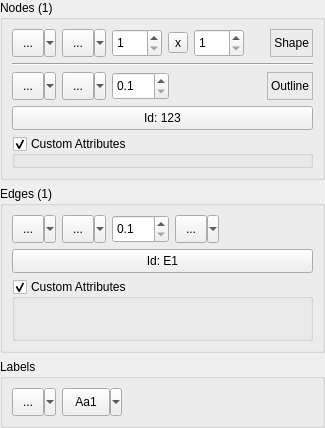
Before: the Qt Designer form code/src/CNodeEdgePropertiesUI.ui in ArsMasiuk/qvge, drawn with Qt 5.
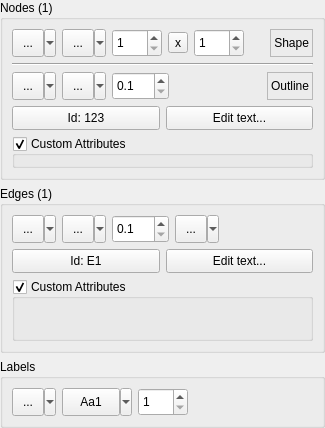
After: the same form once the commit is applied. Custom widgets are drawn as their Qt base class.

Commit message: Text labels added, UI improvements

The edit to the form file:
```diff
--- a/code/src/CNodeEdgePropertiesUI.ui
+++ b/code/src/CNodeEdgePropertiesUI.ui
@@ -327,13 +327,27 @@
        </layout>
       </item>
       <item>
+       <layout class="QHBoxLayout" name="horizontalLayout_6">
+        <item>
        <widget class="QPushButton" name="NodeId">
+          <property name="sizePolicy">
+           <sizepolicy hsizetype="Ignored" vsizetype="Fixed">
+            <horstretch>0</horstretch>
+            <verstretch>0</verstretch>
+           </sizepolicy>
+          </property>
         <property name="minimumSize">
          <size>
           <width>0</width>
           <height>24</height>
          </size>
         </property>
+          <property name="maximumSize">
+           <size>
+            <width>16777215</width>
+            <height>24</height>
+           </size>
+          </property>
         <property name="toolTip">
          <string>Click to edit</string>
         </property>
@@ -346,6 +360,33 @@
        </widget>
       </item>
       <item>
+         <widget class="QPushButton" name="NodeLabel">
+          <property name="sizePolicy">
+           <sizepolicy hsizetype="Ignored" vsizetype="Fixed">
+            <horstretch>0</horstretch>
+            <verstretch>0</verstretch>
+           </sizepolicy>
+          </property>
+          <property name="minimumSize">
+           <size>
+            <width>0</width>
+            <height>24</height>
+           </size>
+          </property>
+          <property name="maximumSize">
+           <size>
+            <width>16777215</width>
+            <height>24</height>
+           </size>
+          </property>
+          <property name="text">
+           <string>Edit text...</string>
+          </property>
+         </widget>
+        </item>
+       </layout>
+      </item>
+      <item>
        <widget class="QGroupBox" name="NodeAttrBox">
         <property name="sizePolicy">
          <sizepolicy hsizetype="Preferred" vsizetype="Expanding">
@@ -517,13 +558,27 @@
        </layout>
       </item>
       <item>
+       <layout class="QHBoxLayout" name="horizontalLayout_7">
+        <item>
        <widget class="QPushButton" name="EdgeId">
+          <property name="sizePolicy">
+           <sizepolicy hsizetype="Ignored" vsizetype="Fixed">
+            <horstretch>0</horstretch>
+            <verstretch>0</verstretch>
+           </sizepolicy>
+          </property>
         <property name="minimumSize">
          <size>
           <width>0</width>
           <height>24</height>
          </size>
         </property>
+          <property name="maximumSize">
+           <size>
+            <width>16777215</width>
+            <height>24</height>
+           </size>
+          </property>
         <property name="toolTip">
          <string>Click to edit</string>
         </property>
@@ -536,6 +591,33 @@
        </widget>
       </item>
       <item>
+         <widget class="QPushButton" name="EdgeLabel">
+          <property name="sizePolicy">
+           <sizepolicy hsizetype="Ignored" vsizetype="Fixed">
+            <horstretch>0</horstretch>
+            <verstretch>0</verstretch>
+           </sizepolicy>
+          </property>
+          <property name="minimumSize">
+           <size>
+            <width>0</width>
+            <height>24</height>
+           </size>
+          </property>
+          <property name="maximumSize">
+           <size>
+            <width>16777215</width>
+            <height>24</height>
+           </size>
+          </property>
+          <property name="text">
+           <string>Edit text...</string>
+          </property>
+         </widget>
+        </item>
+       </layout>
+      </item>
+      <item>
        <widget class="QGroupBox" name="EdgeAttrBox">
         <property name="sizePolicy">
          <sizepolicy hsizetype="Preferred" vsizetype="Expanding">
@@ -614,7 +696,13 @@
          <widget class="QSint::QFontButton" name="LabelFont">
           <property name="minimumSize">
            <size>
-            <width>60</width>
+            <width>70</width>
+            <height>28</height>
+           </size>
+          </property>
+          <property name="maximumSize">
+           <size>
+            <width>16777215</width>
             <height>28</height>
            </size>
           </property>
@@ -632,6 +720,34 @@
           </property>
          </widget>
         </item>
+        <item>
+         <widget class="QSpinBox" name="LabelFontSize">
+          <property name="sizePolicy">
+           <sizepolicy hsizetype="Fixed" vsizetype="Fixed">
+            <horstretch>0</horstretch>
+            <verstretch>0</verstretch>
+           </sizepolicy>
+          </property>
+          <property name="minimumSize">
+           <size>
+            <width>50</width>
+            <height>28</height>
+           </size>
+          </property>
+          <property name="statusTip">
+           <string>Set font size of the selected labels</string>
+          </property>
+          <property name="correctionMode">
+           <enum>QAbstractSpinBox::CorrectToNearestValue</enum>
+          </property>
+          <property name="minimum">
+           <number>1</number>
+          </property>
+          <property name="maximum">
+           <number>200</number>
+          </property>
+         </widget>
+        </item>
         <item>
          <spacer name="horizontalSpacer_3">
           <property name="orientation">
```
Left out of the diff: 2 changed lines with no effect on the pictures. Lines whose indentation alone changed are shown as unchanged. The commit also changes 8 other files.
